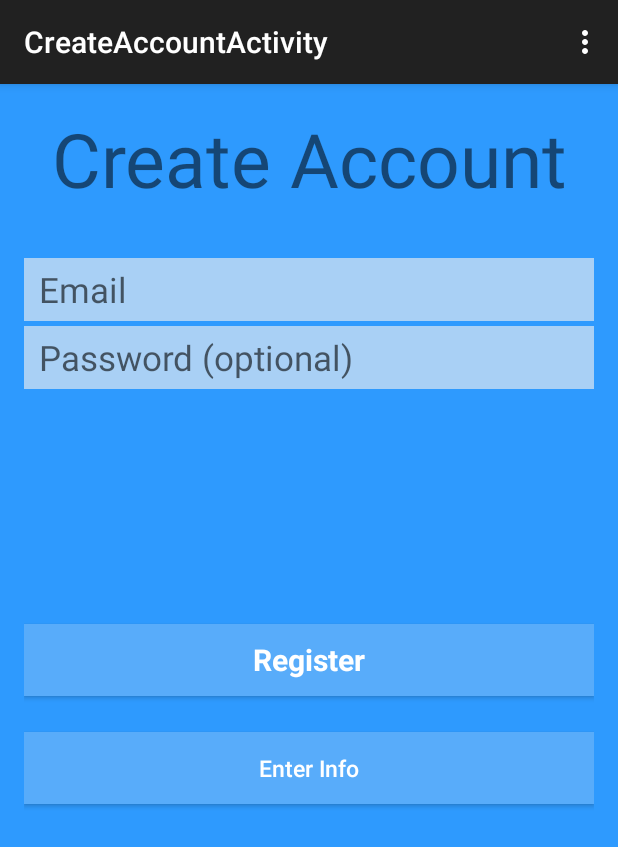
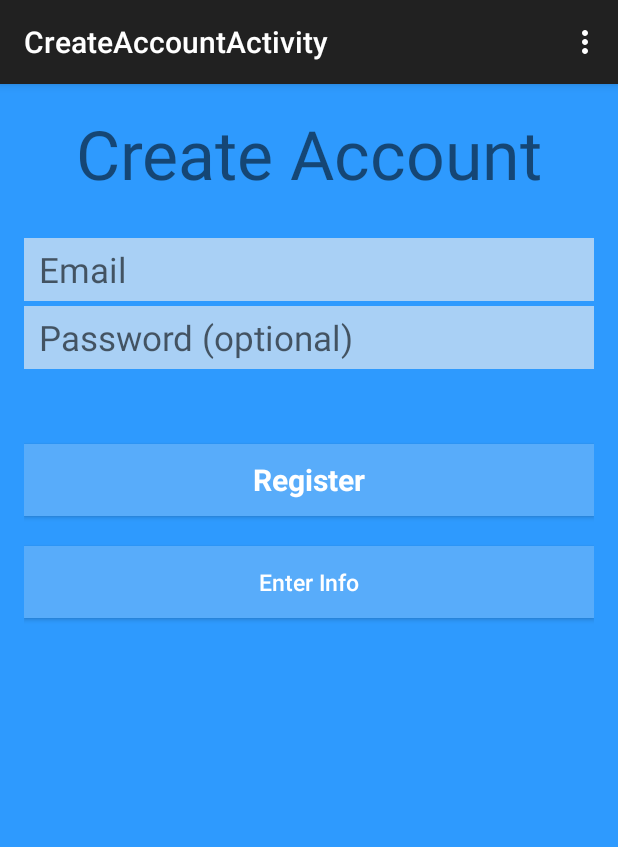
Before and after one commit to ntaub2010/StandUpTest, an Android app: the CreateAccountActivity screen opened directly, with no data from a screen before it, on a phone screen of 412 x 824 dp. Shown: the top 847 px of the screen. Run offline under Robolectric (Android 15) with nearby library versions, the phone set to English and light mode, and no system bars.

Commit message:
Fixed Login and Create Account layout

```diff
--- a/app/src/main/java/com/naomitaub/standuptest/CreateAccountActivity.java
+++ b/app/src/main/java/com/naomitaub/standuptest/CreateAccountActivity.java
@@ -11,7 +11,7 @@ import android.widget.Toast;
 public class CreateAccountActivity extends MainActivity {
 
     public EditText createAccountEmail, createAccountPassword;
-    public Button createAccountButton;
+    public Button createAccountButton, enterInfoButton;
     public String email, password;
     public Context ctxAccount = this;
 
@@ -22,6 +22,8 @@ public class CreateAccountActivity extends MainActivity {
         createAccountEmail = (EditText) findViewById(R.id.createAccountEmail);
         createAccountPassword = (EditText) findViewById(R.id.createAccountPassword);
         createAccountButton = (Button)findViewById(R.id.createAccountButton);
+        enterInfoButton = (Button) findViewById(R.id.enterInfoButton);
+
         createAccountButton.setOnClickListener(new View.OnClickListener() {
             @Override
             public void onClick(View v) {
@@ -32,8 +34,17 @@ public class CreateAccountActivity extends MainActivity {
                 DatabaseOperations DB = new DatabaseOperations(ctxAccount);
                 DB.putAccountInfo(DB, email, password);
                 Toast.makeText(getBaseContext(), "Account creation successful", Toast.LENGTH_LONG).show();
-                launchEnterInfo(v, email);
                 //finish();
+            }
+        });
+
+        enterInfoButton.setOnClickListener(new View.OnClickListener() {
+            public void onClick(View view) {
+                //this isn't working as it should
+                if(email == "" && password == "")
+                    Toast.makeText(getBaseContext(), "No information entered", Toast.LENGTH_LONG).show();
+                else
+                    launchEnterInfo(view, email);
             }
         });
     }
--- a/app/src/main/res/layout/activity_create_account.xml
+++ b/app/src/main/res/layout/activity_create_account.xml
@@ -46,9 +46,9 @@
             android:paddingTop="5dp"
             android:textSize="23sp"
             android:background="#A9D0F5"
-            android:layout_marginTop="100dp"
-            android:layout_alignParentTop="true"
-            android:layout_alignParentStart="true" />
+            android:layout_below="@+id/textView"
+            android:layout_alignParentStart="true"
+            android:layout_marginTop="26dp" />
 
         <EditText android:id="@+id/createAccountPassword" android:layout_width="match_parent"
             android:layout_height="wrap_content" android:hint="@string/prompt_password"
@@ -73,8 +73,9 @@
             android:text="@string/register"
             android:textSize="20sp"
             android:textStyle="bold"
-            android:layout_centerVertical="true"
-            android:layout_alignParentStart="true" />
+            android:layout_below="@+id/createAccountPassword"
+            android:layout_alignParentStart="true"
+            android:layout_marginTop="50dp" />
 
         <Button
             android:layout_width="match_parent"
@@ -87,10 +88,9 @@
             android:gravity="center"
             android:id="@+id/enterInfoButton"
             android:textAllCaps="false"
-            android:onClick="launchEnterInfo"
             android:layout_gravity="center_horizontal"
             android:layout_weight="4.10"
-            android:layout_marginTop="24dp"
+            android:layout_marginTop="20dp"
             android:layout_below="@+id/createAccountButton"
             android:layout_alignParentStart="true" />
         <TextView
@@ -98,7 +98,8 @@
             android:layout_height="wrap_content"
             android:text="@string/create_account"
             android:id="@+id/textView"
-            android:textSize="50sp"
+            android:textSize="45sp"
+            android:maxLines="1"
             android:layout_alignParentTop="true"
             android:layout_alignParentEnd="true"
             android:layout_alignParentStart="true"
--- a/app/src/main/res/layout/activity_enter_info.xml
+++ b/app/src/main/res/layout/activity_enter_info.xml
@@ -96,7 +96,6 @@
         android:textColor="#FFFFFF"
         android:padding="10dp"
         android:gravity="center"
-        android:onClick="launchTests"
         android:layout_alignParentBottom="true"
         android:layout_toEndOf="@+id/genderTextView" />
 
```
Also changed, not shown: app/src/main/java/com/naomitaub/standuptest/EnterInfoActivity.java (+9 -2 lines), app/src/main/res/layout/activity_login.xml (+12 -10 lines), 17 other files.
